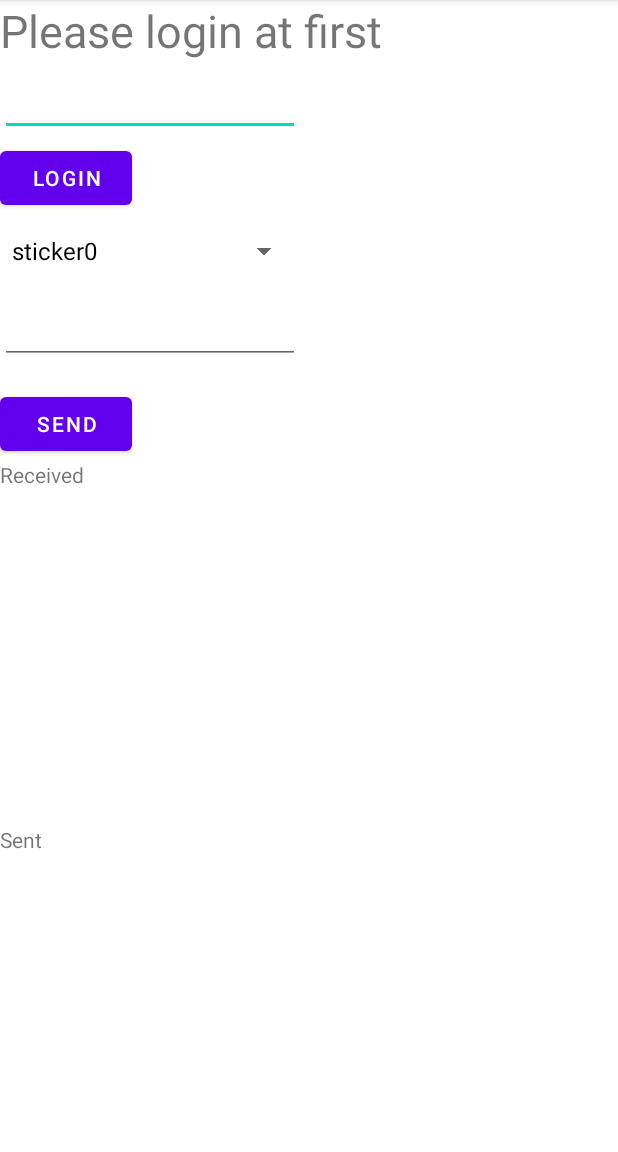
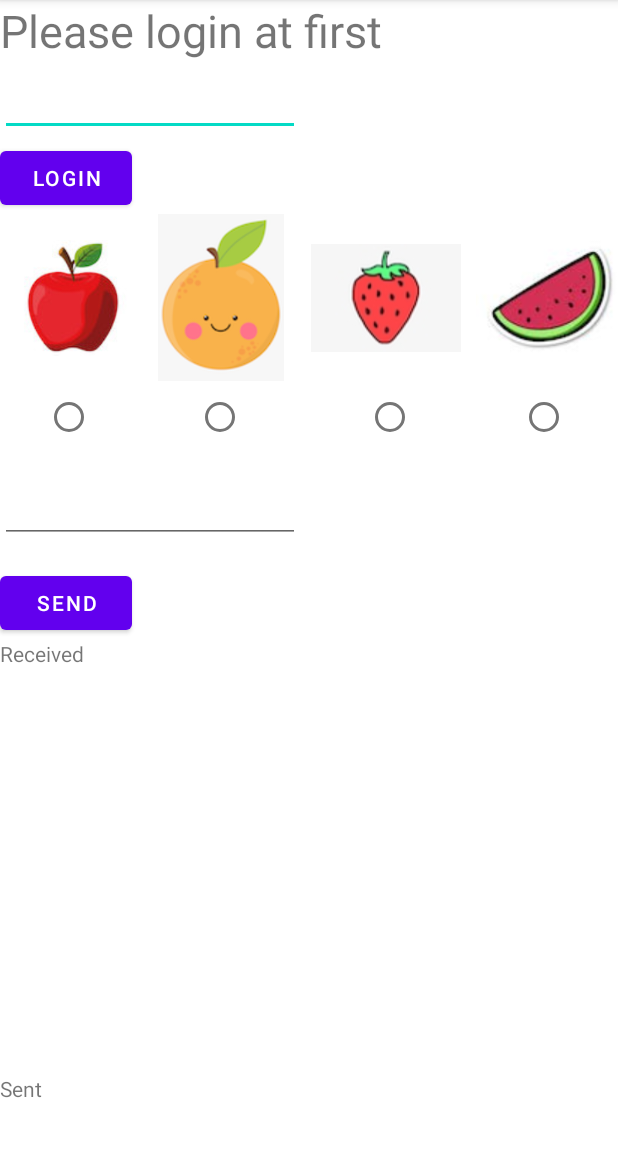
Before and after one commit to bxiao012/Team36, an Android app: the A8MainActivity screen opened directly, with no data from a screen before it, on a phone screen of 412 x 824 dp, the part 84-1236 px from its top. Run offline under Robolectric (Android 15) with nearby library versions, the phone set to English and light mode, and no system bars; our stand-ins replace Firebase (no records; nobody signed in at launch, a user with empty details on screens opened directly).

Commit message:
Add images and functions to initialize images and select images

```diff
--- a/app/src/main/java/edu/northeastern/team36/A8MainActivity.java
+++ b/app/src/main/java/edu/northeastern/team36/A8MainActivity.java
@@ -2,11 +2,17 @@ package edu.northeastern.team36;
 
 import androidx.appcompat.app.AppCompatActivity;
 
+import android.annotation.SuppressLint;
 import android.os.Bundle;
+import android.provider.ContactsContract;
 import android.util.Log;
 import android.view.View;
 import android.widget.ArrayAdapter;
 import android.widget.Button;
+import android.widget.ImageView;
+import android.widget.LinearLayout;
+import android.widget.RadioButton;
+import android.widget.RadioGroup;
 import android.widget.Spinner;
 import android.widget.TextView;
 import android.widget.Toast;
@@ -20,6 +26,7 @@ import com.google.firebase.database.ValueEventListener;
 
 import java.security.Timestamp;
 import java.text.SimpleDateFormat;
+import java.util.ArrayList;
 import java.util.Date;
 import java.util.HashMap;
 import java.util.Map;
@@ -33,39 +40,51 @@ public class A8MainActivity extends AppCompatActivity {
     private TextView helloCurrentUser;
     String currentUser = "NONE";
     private TextView loginUsername;
-    private Spinner imageID;
     private TextView toUser;
     private Button btnLogin;
     private Button btnSend;
     private TextView txtReceived;
     private TextView txtSent;
+    private RadioButton btn1, btn2, btn3, btn4;
+    private RadioGroup radioGroup;
+    private ArrayList<RadioButton> radioButtons = new ArrayList<>();
+    private Map<RadioButton, String> btnImageMap = new HashMap<>();
+    private String selected;
+
 
     private Map<String, Integer> sentDict = new HashMap();
 
 
+    @SuppressLint("WrongViewCast")
     @Override
     protected void onCreate(Bundle savedInstanceState) {
         super.onCreate(savedInstanceState);
         setContentView(R.layout.activity_a8_main);
-
         helloCurrentUser = (TextView) findViewById(R.id.textView3);
         loginUsername = (TextView) findViewById(R.id.userInput);
-        imageID = (Spinner) findViewById(R.id.imageID);
         toUser = (TextView) findViewById(R.id.toUser);
         btnLogin = (Button) findViewById(R.id.button3);
         btnSend = (Button) findViewById(R.id.button4);
         txtReceived = (TextView) findViewById(R.id.textView4);
         txtSent = (TextView) findViewById(R.id.textView5);
-
-
-
-
-        String[] currencyList = {"sticker0", "sticker1","sticker2"};
-        for (String sticker : currencyList) {
-            sentDict.put(sticker, 0);
-        }
-        ArrayAdapter<String> adapter = new ArrayAdapter<String>(this, androidx.appcompat.R.layout.support_simple_spinner_dropdown_item,currencyList);
-        imageID.setAdapter(adapter);
+        ImageView image1 = findViewById(R.id.imageView1);
+        ImageView image2 = findViewById(R.id.imageView2);
+        ImageView image3 = findViewById(R.id.imageView3);
+        ImageView image4 = findViewById(R.id.imageView4);
+        radioGroup = (RadioGroup) findViewById(R.id.radioGroupID);
+        btn1 = findViewById(R.id.radioButton1);
+        btn2 = findViewById(R.id.radioButton2);
+        btn3 = findViewById(R.id.radioButton3);
+        btn4 = findViewById(R.id.radioButton4);
+        radioButtons.add(btn1);
+        radioButtons.add(btn2);
+        radioButtons.add(btn3);
+        radioButtons.add(btn4);
+        btnImageMap.put(btn1, "1");
+        btnImageMap.put(btn2, "2");
+        btnImageMap.put(btn3, "3");
+        btnImageMap.put(btn4, "4");
+//        initImage();
 
         //Login
         btnLogin.setOnClickListener(new View.OnClickListener() {
@@ -116,11 +135,6 @@ public class A8MainActivity extends AppCompatActivity {
             }
         });
 
-
-
-
-
-
         // Send message - insert 1 message object into DB
         btnSend.setOnClickListener(new View.OnClickListener() {
             @Override
@@ -133,13 +147,9 @@ public class A8MainActivity extends AppCompatActivity {
                     String fromUsername = currentUser;
                     String toUsername = toUser.getText().toString();
                     String timestamp = new SimpleDateFormat("yyyy.MM.dd.HH.mm.ss").format(new java.util.Date());
-                    String stickerID = imageID.getSelectedItem().toString();
-
+                    String stickerID = selected;
                     writeNewMessage(messageID, fromUsername, toUsername, timestamp, stickerID);
                 }
-
-
-
             }
         });
 
@@ -147,11 +157,21 @@ public class A8MainActivity extends AppCompatActivity {
     }
 
 
+    public void selectImage(View view){
+        for (RadioButton radioButton : radioButtons){
+            radioButton.setChecked(false);
+        }
+        RadioButton thisRadioButton = findViewById(radioGroup.getCheckedRadioButtonId());
+        thisRadioButton.setChecked(true);
+        selected = btnImageMap.get(thisRadioButton);
+    }
+
     public void writeNewMessage(String messageID, String fromUsername, String toUsername, String timestamp, String stickerID) {
         RTDBMessage message = new RTDBMessage(fromUsername, toUsername, timestamp, stickerID);
 
         myDB.child("messages").child(messageID).setValue(message);
     }
+
 
     private void showMessage(DataSnapshot dataSnapshot) {
         RTDBMessage message = dataSnapshot.getValue(RTDBMessage.class);
--- a/app/src/main/res/layout/activity_a8_main.xml
+++ b/app/src/main/res/layout/activity_a8_main.xml
@@ -7,10 +7,13 @@
     tools:context=".A8MainActivity">
 
     <LinearLayout
+        android:id="@+id/imgeViewID"
         android:layout_width="match_parent"
         android:layout_height="match_parent"
         android:orientation="vertical"
-        app:layout_constraintStart_toStartOf="parent">
+        app:layout_constraintBottom_toBottomOf="parent"
+        app:layout_constraintStart_toStartOf="parent"
+        app:layout_constraintTop_toTopOf="parent">
 
         <TextView
             android:id="@+id/textView3"
@@ -31,15 +34,100 @@
             android:layout_height="wrap_content"
             android:text="Login" />
 
-        <Spinner
+        <LinearLayout
             android:id="@+id/imageID"
-            android:layout_width="200dp"
-            android:layout_height="50dp" />
+            android:layout_width="match_parent"
+            android:layout_height="wrap_content"
+            android:orientation="horizontal"
+            android:weightSum="2">
+
+            <ImageView
+                android:id="@+id/imageView1"
+                android:layout_width="77dp"
+                android:layout_height="match_parent"
+                android:layout_marginStart="10dp"
+                app:srcCompat="@drawable/apple" />
+
+            <ImageView
+                android:id="@+id/imageView2"
+                android:layout_width="wrap_content"
+                android:layout_height="111dp"
+                android:layout_marginStart="10dp"
+                app:srcCompat="@drawable/orange" />
+
+            <ImageView
+                android:id="@+id/imageView3"
+                android:layout_width="wrap_content"
+                android:layout_height="match_parent"
+                android:layout_marginStart="10dp"
+                app:srcCompat="@drawable/strawberry" />
+
+            <ImageView
+                android:id="@+id/imageView4"
+                android:layout_width="wrap_content"
+                android:layout_height="match_parent"
+                android:layout_marginStart="10dp"
+                app:srcCompat="@drawable/watermelon" />
+        </LinearLayout>
+
+        <LinearLayout
+            android:layout_width="match_parent"
+            android:layout_height="wrap_content"
+            android:orientation="horizontal"
+            android:weightSum="2"
+            >
+
+            <RadioGroup
+                android:id="@+id/radioGroupID"
+                android:layout_width="wrap_content"
+                android:layout_height="wrap_content"
+                android:orientation='horizontal'>
+
+                <RadioButton
+                    android:id="@+id/radioButton1"
+                    android:layout_width="89dp"
+                    android:layout_height="wrap_content"
+                    android:layout_marginStart="30dp"
+                    android:onClick="selectImage" />
+
+                <RadioButton
+                    android:id="@+id/radioButton2"
+                    android:layout_width="102dp"
+                    android:layout_height="wrap_content"
+                    android:layout_marginStart="11dp"
+                    android:onClick="selectImage"
+                    app:layout_constraintEnd_toEndOf="@id/image_2"
+                    app:layout_constraintStart_toStartOf="@id/image_2"
+                    app:layout_constraintTop_toBottomOf="@+id/image_2" />
+
+                <RadioButton
+                    android:id="@+id/radioButton3"
+                    android:layout_width="91dp"
+                    android:layout_height="wrap_content"
+                    android:layout_marginStart="11dp"
+                    android:onClick="selectImage"
+                    app:layout_constraintEnd_toEndOf="@id/image_3"
+                    app:layout_constraintStart_toStartOf="@id/image_3"
+                    app:layout_constraintTop_toBottomOf="@+id/image_3" />
+
+                <RadioButton
+                    android:id="@+id/radioButton4"
+                    android:layout_width="91dp"
+                    android:layout_height="wrap_content"
+                    android:layout_marginStart="11dp"
+                    android:onClick="selectImage"
+                    app:layout_constraintEnd_toEndOf="@id/image_4"
+                    app:layout_constraintStart_toStartOf="@id/image_4"
+                    app:layout_constraintTop_toBottomOf="@+id/image_4" />
+            </RadioGroup>
+
+        </LinearLayout>
 
         <EditText
             android:id="@+id/toUser"
             android:layout_width="200dp"
             android:layout_height="50dp"
+            android:layout_marginTop="10dp"
             android:layout_marginBottom="16dp" />
 
         <Button
@@ -51,7 +139,7 @@
 
         <ScrollView
             android:layout_width="match_parent"
-            android:layout_height="243dp"
+            android:layout_height="290dp"
             tools:layout_editor_absoluteX="0dp"
             tools:layout_editor_absoluteY="-127dp">
 
```
Also changed, not shown: app/src/main/res/drawable/apple.jpeg (added), app/src/main/res/drawable/orange.png (added), app/src/main/res/drawable/strawberry.jpeg (added), app/src/main/res/drawable/watermelon.jpeg (added).
